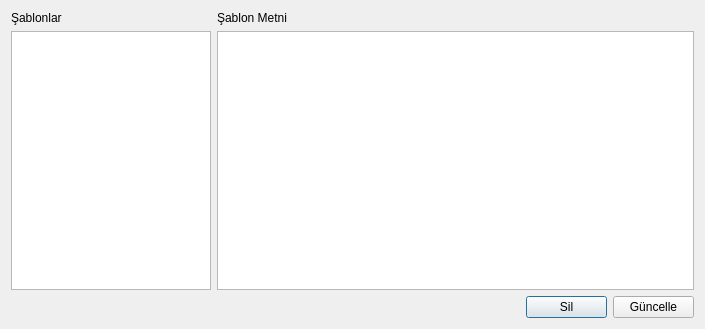
First picture: the form in ui/sablonsil.ui, repository rolilahla/Uzlasma, before the edit.
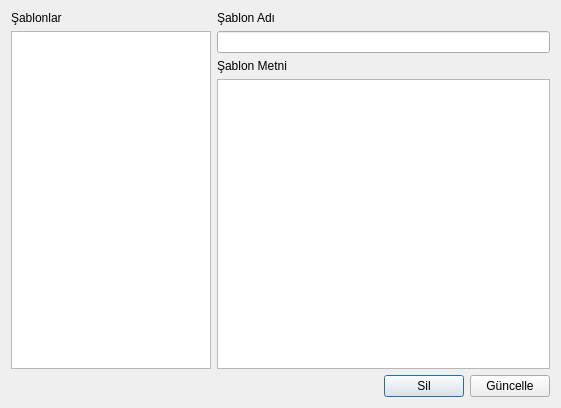
Second picture: the form after the edit. Icons and pictures are not drawn.

Patch:
```diff
--- a/ui/sablonsil.ui
+++ b/ui/sablonsil.ui
@@ -6,8 +6,8 @@
    <rect>
     <x>0</x>
     <y>0</y>
-    <width>705</width>
-    <height>329</height>
+    <width>561</width>
+    <height>408</height>
    </rect>
   </property>
   <property name="windowTitle">
@@ -26,13 +26,13 @@
     </widget>
    </item>
    <item row="0" column="1">
-    <widget class="QLabel" name="label_2">
+    <widget class="QLabel" name="label_3">
      <property name="text">
-      <string>Şablon Metni</string>
+      <string>Şablon Adı</string>
      </property>
     </widget>
    </item>
-   <item row="1" column="0">
+   <item row="1" column="0" rowspan="3">
     <widget class="QListWidget" name="listWidget">
      <property name="minimumSize">
       <size>
@@ -49,9 +49,19 @@
     </widget>
    </item>
    <item row="1" column="1" colspan="3">
+    <widget class="QLineEdit" name="lineEdit"/>
+   </item>
+   <item row="2" column="1">
+    <widget class="QLabel" name="label_2">
+     <property name="text">
+      <string>Şablon Metni</string>
+     </property>
+    </widget>
+   </item>
+   <item row="3" column="1" colspan="3">
     <widget class="QTextEdit" name="textEdit"/>
    </item>
-   <item row="2" column="0" colspan="2">
+   <item row="4" column="0" colspan="2">
     <spacer name="horizontalSpacer">
      <property name="orientation">
       <enum>Qt::Horizontal</enum>
@@ -64,14 +74,14 @@
      </property>
     </spacer>
    </item>
-   <item row="2" column="2">
+   <item row="4" column="2">
     <widget class="QPushButton" name="pushButton">
      <property name="text">
       <string>Sil</string>
      </property>
     </widget>
    </item>
-   <item row="2" column="3">
+   <item row="4" column="3">
     <widget class="QPushButton" name="pushButton_2">
      <property name="text">
       <string>Güncelle</string>
```
